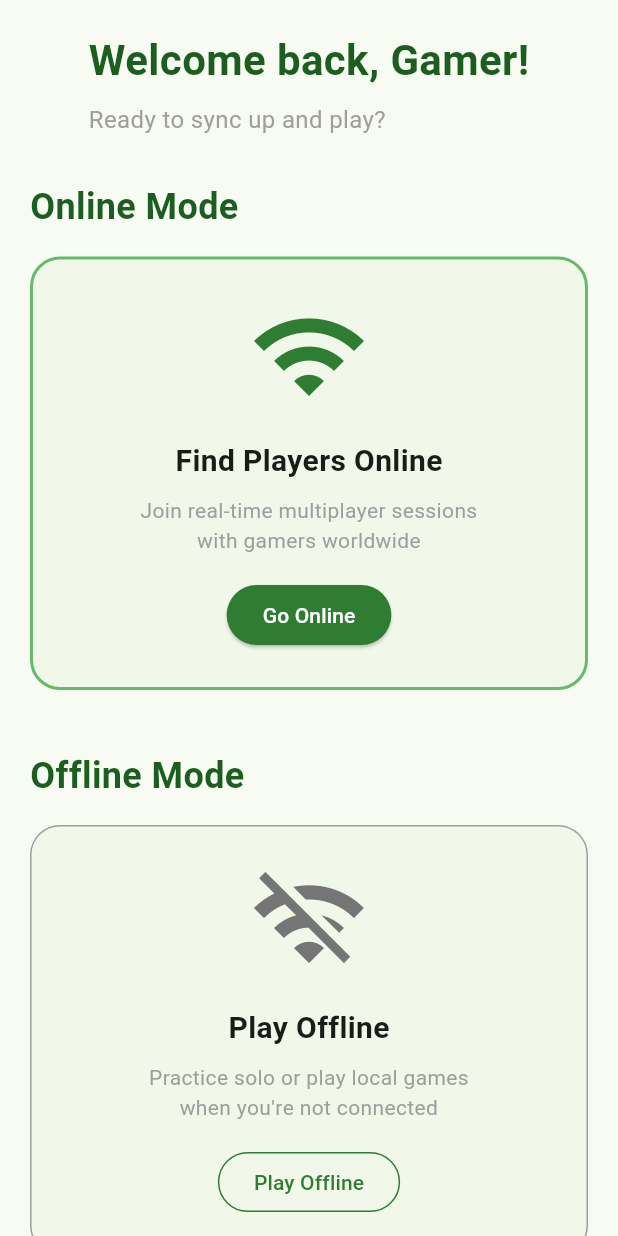
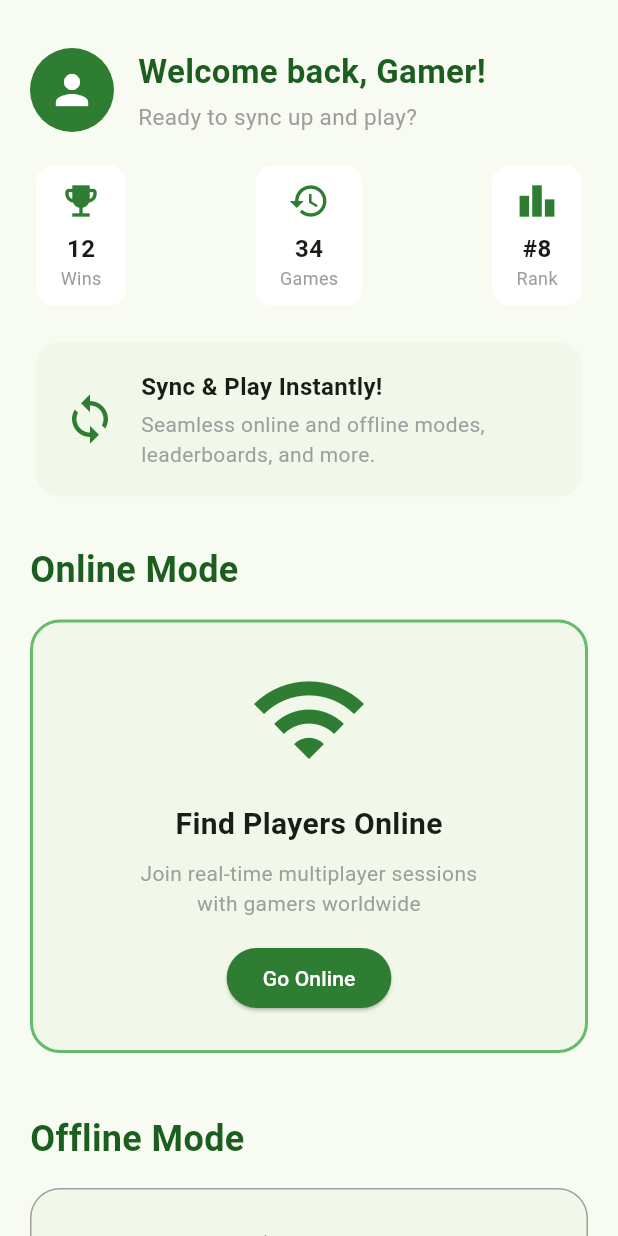
Before and after one commit to Bibek1604/Play_sync_, a Flutter app: the HomePage widget shown alone on an empty page, opened directly, on a phone screen of 412 x 824 dp. Run offline on Flutter 3.47's test engine with Material 3 defaults, Android fonts, the phone set to English and light mode, and no system bars.

Commit message:
feature :1.Updated the sidebar 2.Added content in the home page

```diff
--- a/lib/screens/home/home_page.dart
+++ b/lib/screens/home/home_page.dart
@@ -10,26 +10,151 @@ class HomePage extends StatelessWidget {
   Widget build(BuildContext context) {
     return SingleChildScrollView(
       child: Column(
-        children: const [
+        crossAxisAlignment: CrossAxisAlignment.start,
+        children: [
+          // Greeting and quick stats
           Padding(
-            padding: EdgeInsets.fromLTRB(20, 20, 20, 10),
+            padding: const EdgeInsets.fromLTRB(20, 32, 20, 8),
             child: Column(
               crossAxisAlignment: CrossAxisAlignment.start,
               children: [
-                Text(
-                  "Welcome back, Gamer!",
-                  style: TextStyle(fontSize: 28, fontWeight: FontWeight.bold, color: Color(0xFF1B5E20)),
+                Row(
+                  children: [
+                    CircleAvatar(
+                      radius: 28,
+                      backgroundColor: const Color(0xFF2E7D32),
+                      child: const Icon(Icons.person, color: Colors.white, size: 32),
+                    ),
+                    const SizedBox(width: 16),
+                    Column(
+                      crossAxisAlignment: CrossAxisAlignment.start,
+                      children: const [
+                        Text(
+                          "Welcome back, Gamer!",
+                          style: TextStyle(fontSize: 22, fontWeight: FontWeight.bold, color: Color(0xFF1B5E20)),
+                        ),
+                        SizedBox(height: 4),
+                        Text("Ready to sync up and play?", style: TextStyle(fontSize: 15, color: Colors.grey)),
+                      ],
+                    ),
+                  ],
                 ),
-                SizedBox(height: 8),
-                Text("Ready to sync up and play?", style: TextStyle(fontSize: 16, color: Colors.grey)),
+                const SizedBox(height: 18),
+                // Quick stats (example)
+                Row(
+                  mainAxisAlignment: MainAxisAlignment.spaceBetween,
+                  children: [
+                    _StatCard(icon: Icons.emoji_events, label: "Wins", value: "12"),
+                    _StatCard(icon: Icons.history, label: "Games", value: "34"),
+                    _StatCard(icon: Icons.leaderboard, label: "Rank", value: "#8"),
+                  ],
+                ),
               ],
             ),
           ),
-          OnlineMode(),
-          OfflineMode(),
-          SizedBox(height: 20),
+
+          // App highlights
+          Padding(
+            padding: const EdgeInsets.symmetric(horizontal: 20, vertical: 8),
+            child: Card(
+              color: const Color(0xFFF1F8E9),
+              shape: RoundedRectangleBorder(borderRadius: BorderRadius.circular(16)),
+              elevation: 0,
+              child: Padding(
+                padding: const EdgeInsets.all(18),
+                child: Row(
+                  children: [
+                    const Icon(Icons.sync, color: Color(0xFF2E7D32), size: 36),
+                    const SizedBox(width: 16),
+                    Expanded(
+                      child: Column(
+                        crossAxisAlignment: CrossAxisAlignment.start,
+                        children: const [
+                          Text("Sync & Play Instantly!", style: TextStyle(fontWeight: FontWeight.bold, fontSize: 16)),
+                          SizedBox(height: 4),
+                          Text("Seamless online and offline modes, leaderboards, and more.", style: TextStyle(color: Colors.grey)),
+                        ],
+                      ),
+                    ),
+                  ],
+                ),
+              ),
+            ),
+          ),
+
+          // Online/Offline modes
+          const OnlineMode(),
+          const OfflineMode(),
+
+          // Navigation shortcuts
+          Padding(
+            padding: const EdgeInsets.symmetric(horizontal: 20, vertical: 8),
+            child: Row(
+              mainAxisAlignment: MainAxisAlignment.spaceEvenly,
+              children: [
+                _NavShortcut(icon: Icons.leaderboard, label: "Leaderboard", route: "/dashboard", tabIndex: 2),
+                _NavShortcut(icon: Icons.history, label: "History", route: "/dashboard", tabIndex: 1),
+                _NavShortcut(icon: Icons.settings, label: "Settings", route: "/dashboard", tabIndex: 3),
+              ],
+            ),
+          ),
+          const SizedBox(height: 20),
         ],
       ),
     );
   }
 }
+
+class _StatCard extends StatelessWidget {
+  final IconData icon;
+  final String label;
+  final String value;
+  const _StatCard({required this.icon, required this.label, required this.value});
+
+  @override
+  Widget build(BuildContext context) {
+    return Card(
+      shape: RoundedRectangleBorder(borderRadius: BorderRadius.circular(12)),
+      elevation: 0,
+      color: Colors.white,
+      child: Padding(
+        padding: const EdgeInsets.symmetric(horizontal: 16, vertical: 10),
+        child: Column(
+          children: [
+            Icon(icon, color: const Color(0xFF2E7D32), size: 28),
+            const SizedBox(height: 6),
+            Text(value, style: const TextStyle(fontWeight: FontWeight.bold, fontSize: 16)),
+            Text(label, style: const TextStyle(fontSize: 12, color: Colors.grey)),
+          ],
+        ),
+      ),
+    );
+  }
+}
+
+class _NavShortcut extends StatelessWidget {
+  final IconData icon;
+  final String label;
+  final String route;
+  final int tabIndex;
+  const _NavShortcut({required this.icon, required this.label, required this.route, required this.tabIndex});
+
+  @override
+  Widget build(BuildContext context) {
+    return GestureDetector(
+      onTap: () {
+        Navigator.pushNamed(context, route, arguments: {"tabIndex": tabIndex});
+      },
+      child: Column(
+        children: [
+          CircleAvatar(
+            backgroundColor: const Color(0xFF2E7D32),
+            child: Icon(icon, color: Colors.white),
+          ),
+          const SizedBox(height: 6),
+          Text(label, style: const TextStyle(fontSize: 13)),
+        ],
+      ),
+    );
+  }
+}
```
Also changed, not shown: lib/screens/dashboard/home_screen.dart (+273 -0 lines), lib/screens/dashboard_screen.dart (+97 -106 lines), pubspec.yaml (+14 -67 lines), lib/screens/onboarding_screen.dart (line endings or trailing spaces), pubspec.lock.
